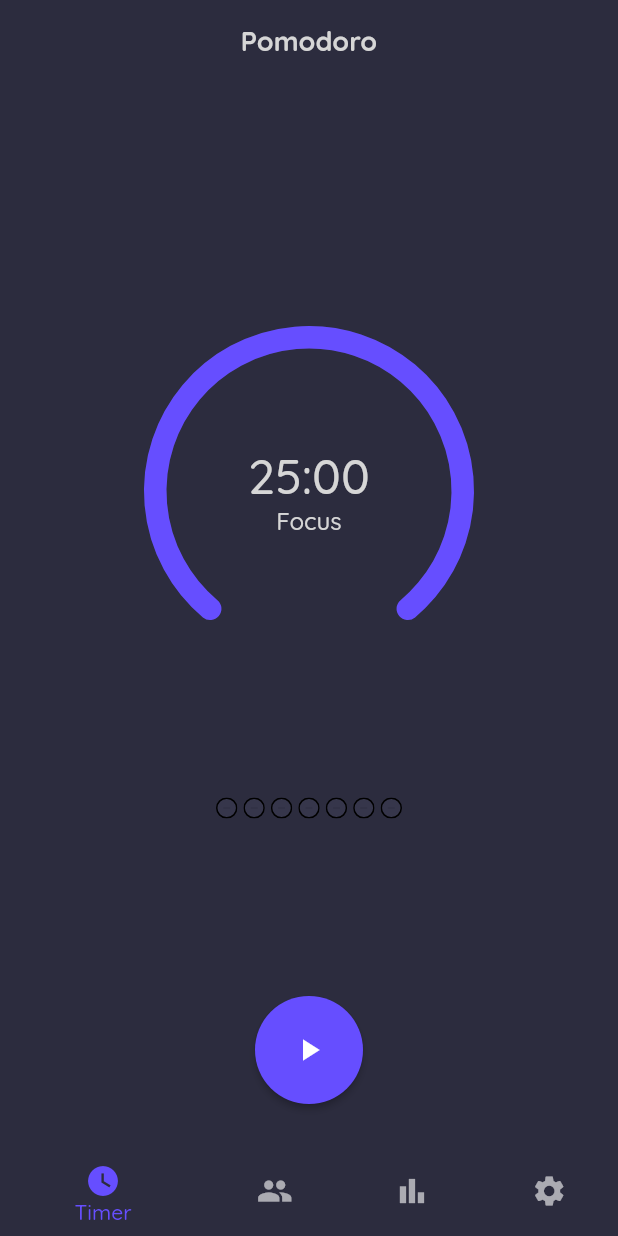
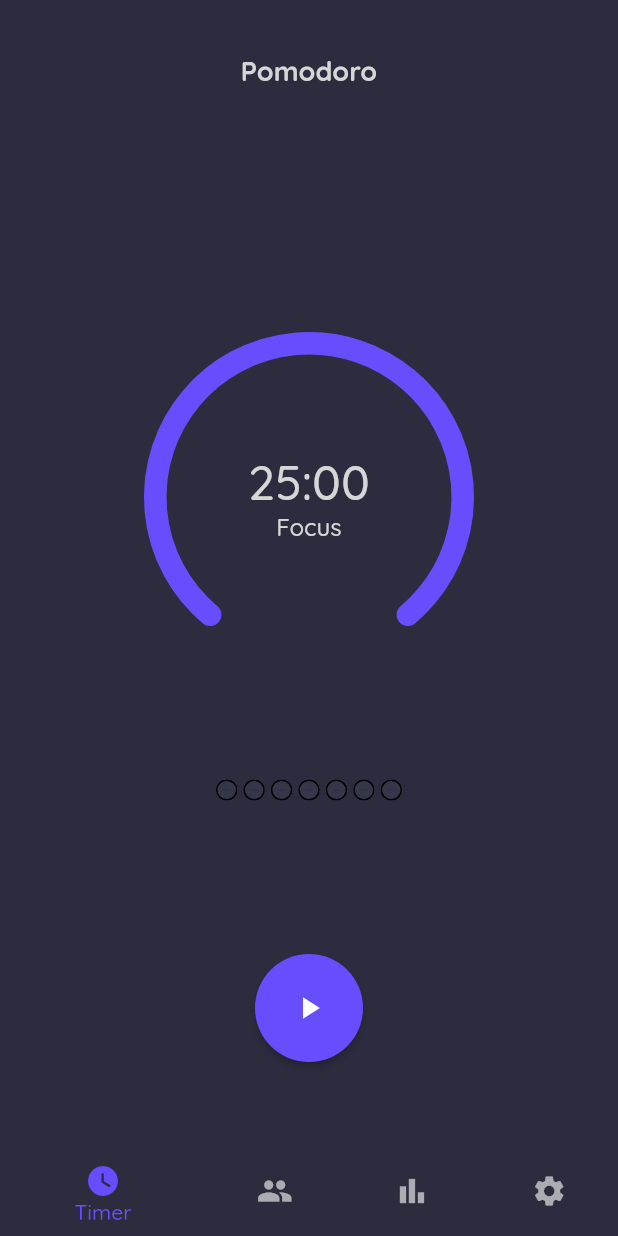
Before and after one commit to nandbyte/pomoduo, a Flutter app: the screen it shows after launch, on a phone screen of 412 x 824 dp. Run offline on Flutter 3.47's test engine with Material 2 defaults, Android fonts, the phone set to English and light mode, and no system bars; drawn by our look-alikes of percent_indicator, step_progress_indicator; our stand-ins replace awesome_notifications, cloud_firestore, custom_radio_grouped_button, firebase_auth, firebase_core, google_sign_in; accounts and stored records are empty.

Commit message:
Fixed some page render issues

```diff
--- a/lib/main.dart
+++ b/lib/main.dart
@@ -97,8 +97,8 @@ class _MainPageState extends State<MainPage> {
       backgroundColor: PomoduoColor.backgroundColor,
       body: SafeArea(
         child: Center(
-          child: Padding(
-              padding: const EdgeInsets.fromLTRB(8.0, 16.0, 8.0, 8.0),
+          child: Container(
+              margin: const EdgeInsets.fromLTRB(16.0, 36.0, 16.0, 36.0),
               child: _tabList.elementAt(_selectedIndex)),
         ),
       ),
```
